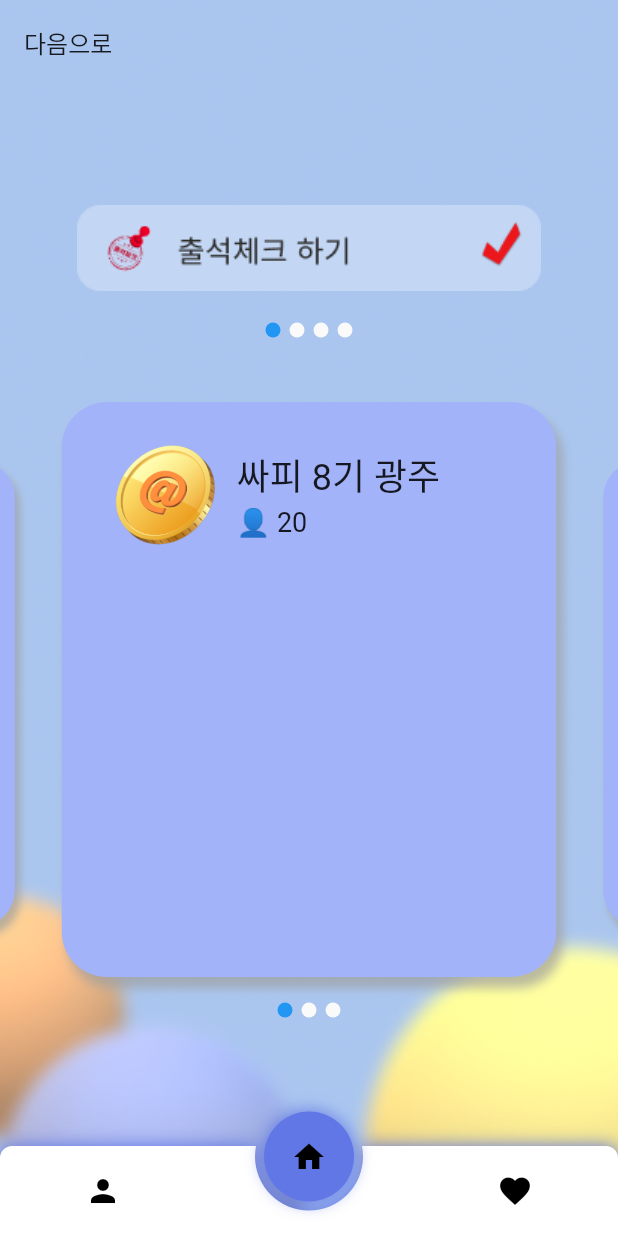
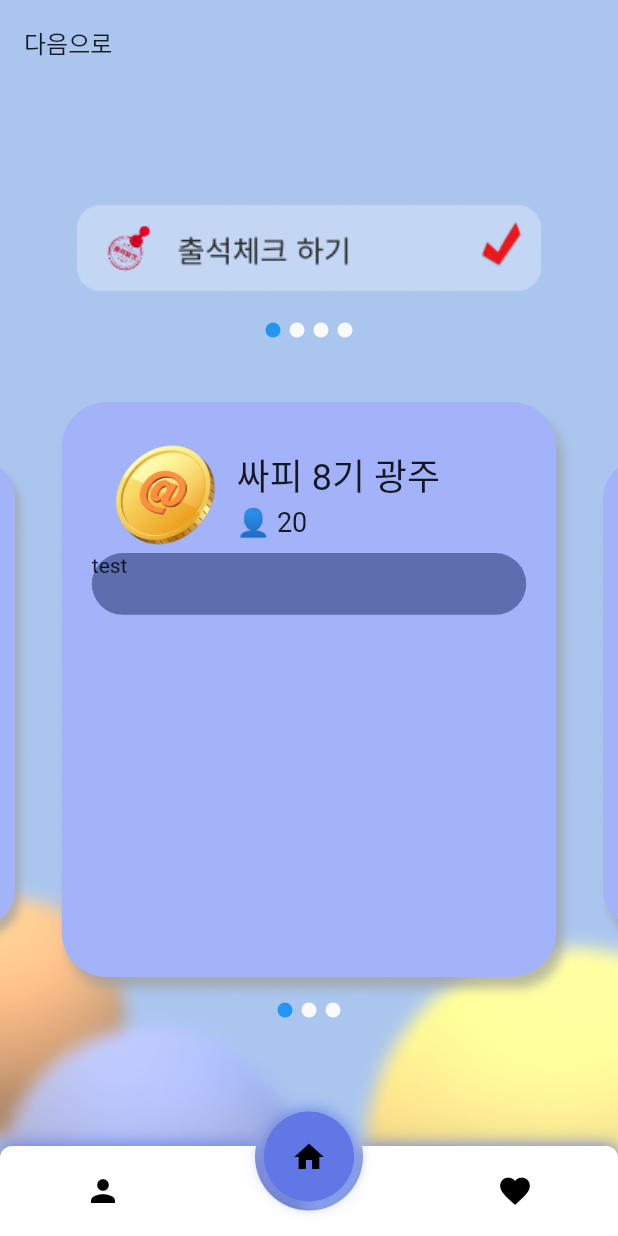
Before and after one commit to ukknown/Mention, a Flutter app: the MainPage screen opened directly, on a phone screen of 412 x 824 dp. Run offline on Flutter 3.47's test engine with Material 2 defaults, Android fonts, the light colour scheme and no system bars; drawn by our look-alikes of card_swiper, circle_nav_bar; our stand-ins replace carousel_slider, flutter_inset_box_shadow.

Commit message:
[FE] feat : 메인페이지 카드 진행중

```diff
--- a/app/lib/screens/mainPage.dart
+++ b/app/lib/screens/mainPage.dart
@@ -144,7 +144,27 @@ class _MainPageState extends State<MainPage> {
                                 ),
                               ),
                             ],
-                          )
+                          ),
+                          Row(
+                            children: [
+                              Flexible(
+                                child: Container(
+                                  width:
+                                      MediaQuery.of(context).size.width * 0.71,
+                                  height:
+                                      MediaQuery.of(context).size.width * 0.1,
+                                  decoration: BoxDecoration(
+                                    color: const Color(0xFF5C6EAE),
+                                    borderRadius: BorderRadius.circular(30),
+                                  ),
+                                  child: Text("test"),
+                                ),
+                              ),
+                            ],
+                          ),
+                          Row(
+                            children: [],
+                          ),
                         ],
                       ),
                     ),
```
